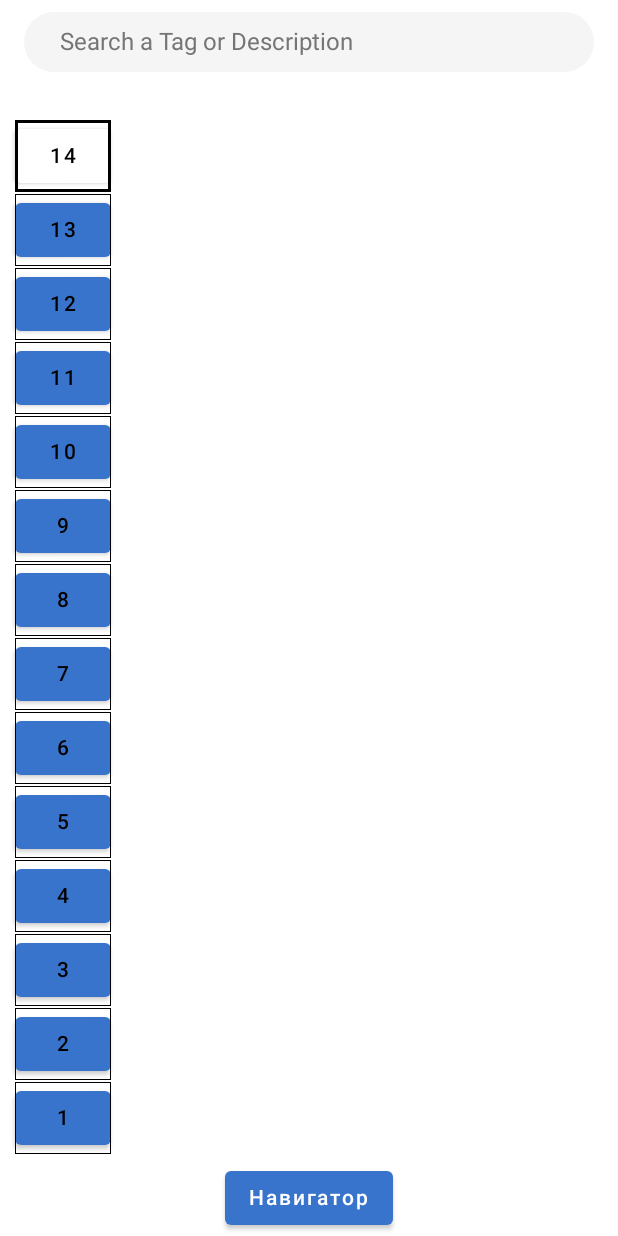
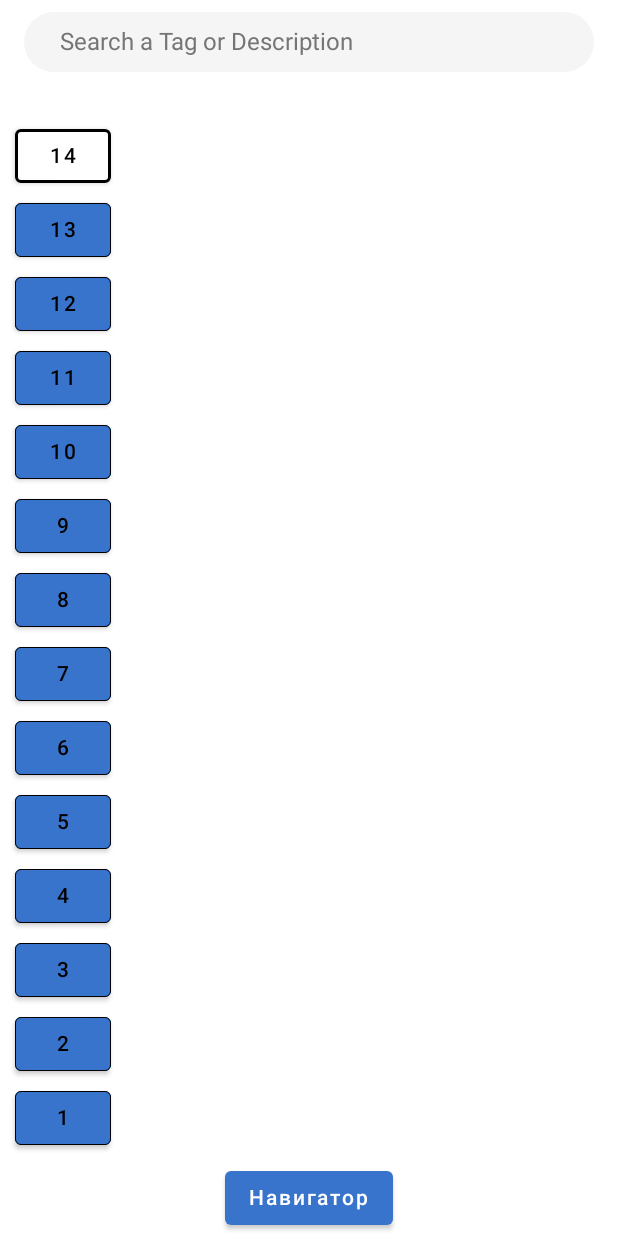
Before and after one commit to Strupervlg/InteractiveMapVSTU, an Android app built with Jetpack Compose: the screen it shows after launch (MainActivity), on a phone screen of 412 x 824 dp. Run offline under Robolectric (Android 15) with nearby library versions, the phone set to English and light mode, and no system bars; libraries missing offline, so code that uses them is left out: ovh.plrapps.mapcompose.

Commit message:
Исправлена форма кнопок

```diff
--- a/InteractiveMap/app/src/main/java/com/example/interactivemap/ui/screens/StartScreen.kt
+++ b/InteractiveMap/app/src/main/java/com/example/interactivemap/ui/screens/StartScreen.kt
@@ -84,11 +84,8 @@ fun StartScreen(modifier: Modifier = Modifier) {
                 .selectable(
                     selected = selected,
                     onClick = { }
-                )
-                .border(
-                    width = if (selected) {2.dp} else {0.dp},
-                    color = Color.Black
                 ),
+                border = BorderStroke(width = if (selected) {2.dp} else {0.dp}, color = Color.Black),
                 colors = ButtonDefaults.textButtonColors(
                     backgroundColor = if (selected) {
                         MaterialTheme.colors.secondary
```
